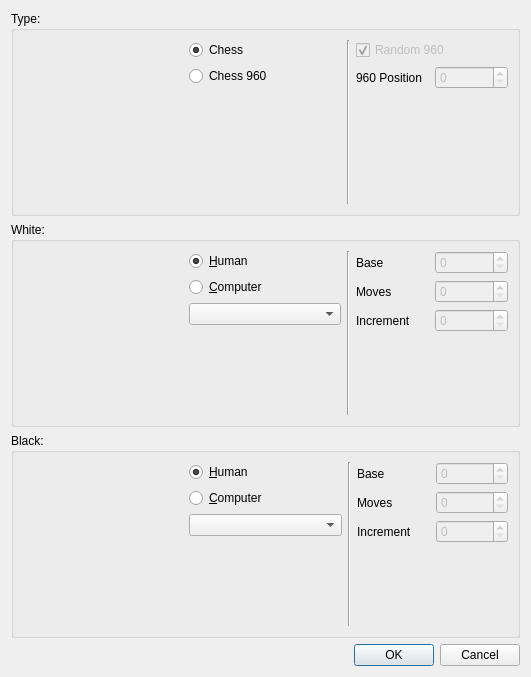
The window that src/ui/newgamedialog.ui (manyoso/queensmate) describes before a commit, drawn with Qt 5.
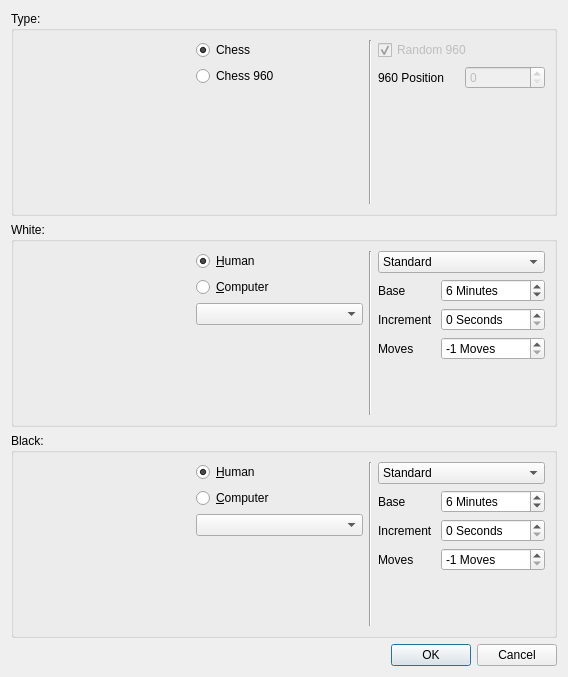
The same window after the commit.

Commit message: * Fix the clocks and make them really configurable

The edit to the form file:
```diff
--- a/src/ui/newgamedialog.ui
+++ b/src/ui/newgamedialog.ui
@@ -5,7 +5,7 @@
    <rect>
     <x>0</x>
     <y>0</y>
-    <width>531</width>
+    <width>568</width>
     <height>677</height>
    </rect>
   </property>
@@ -138,7 +138,7 @@
      <property name="title" >
       <string>White:</string>
      </property>
-     <layout class="QHBoxLayout" >
+     <layout class="QHBoxLayout" name="horizontalLayout_2" >
       <item>
        <widget class="QLabel" name="ui_whiteLabel" >
         <property name="minimumSize" >
@@ -207,7 +207,39 @@
        </widget>
       </item>
       <item>
-       <layout class="QVBoxLayout" >
+       <layout class="QVBoxLayout" name="verticalLayout_2" >
+        <item>
+         <widget class="QComboBox" name="ui_whiteClockType" >
+          <property name="currentIndex" >
+           <number>1</number>
+          </property>
+          <item>
+           <property name="text" >
+            <string>Unlimited</string>
+           </property>
+          </item>
+          <item>
+           <property name="text" >
+            <string>Standard</string>
+           </property>
+          </item>
+          <item>
+           <property name="text" >
+            <string>Blitz</string>
+           </property>
+          </item>
+          <item>
+           <property name="text" >
+            <string>Lightning</string>
+           </property>
+          </item>
+          <item>
+           <property name="text" >
+            <string>Custom</string>
+           </property>
+          </item>
+         </widget>
+        </item>
         <item>
          <layout class="QGridLayout" >
           <item row="0" column="0" >
@@ -219,36 +251,54 @@
           </item>
           <item row="0" column="1" >
            <widget class="QSpinBox" name="ui_whiteBase" >
-            <property name="enabled" >
-             <bool>false</bool>
+            <property name="suffix" >
+             <string> Minutes</string>
+            </property>
+            <property name="maximum" >
+             <number>9999</number>
+            </property>
+            <property name="value" >
+             <number>6</number>
             </property>
            </widget>
           </item>
-          <item row="1" column="0" >
+          <item row="2" column="0" >
            <widget class="QLabel" name="ui_whiteMoveLabel" >
             <property name="text" >
              <string>Moves</string>
             </property>
            </widget>
           </item>
-          <item row="1" column="1" >
+          <item row="2" column="1" >
            <widget class="QSpinBox" name="ui_whiteMove" >
-            <property name="enabled" >
-             <bool>false</bool>
+            <property name="suffix" >
+             <string> Moves</string>
             </property>
-           </widget>
-          </item>
-          <item row="2" column="0" >
-           <widget class="QLabel" name="ui_whiteIncrementLabel" >
-            <property name="text" >
-             <string>Increment</string>
+            <property name="minimum" >
+             <number>-1</number>
             </property>
+            <property name="maximum" >
+             <number>9999</number>
+            </property>
+            <property name="value" >
+             <number>-1</number>
+            </property>
            </widget>
           </item>
-          <item row="2" column="1" >
+          <item row="1" column="1" >
            <widget class="QSpinBox" name="ui_whiteIncrement" >
-            <property name="enabled" >
-             <bool>false</bool>
+            <property name="suffix" >
+             <string> Seconds</string>
+            </property>
+            <property name="maximum" >
+             <number>9999</number>
+            </property>
+           </widget>
+          </item>
+          <item row="1" column="0" >
+           <widget class="QLabel" name="ui_whiteIncrementLabel" >
+            <property name="text" >
+             <string>Increment</string>
             </property>
            </widget>
           </item>
@@ -261,8 +311,8 @@
           </property>
           <property name="sizeHint" stdset="0" >
            <size>
-            <width>21</width>
-            <height>21</height>
+            <width>149</width>
+            <height>28</height>
            </size>
           </property>
          </spacer>
@@ -277,7 +327,7 @@
      <property name="title" >
       <string>Black:</string>
      </property>
-     <layout class="QHBoxLayout" >
+     <layout class="QHBoxLayout" name="horizontalLayout" >
       <item>
        <widget class="QLabel" name="ui_blackLabel" >
         <property name="minimumSize" >
@@ -346,7 +396,39 @@
        </widget>
       </item>
       <item>
-       <layout class="QVBoxLayout" >
+       <layout class="QVBoxLayout" name="verticalLayout" >
+        <item>
+         <widget class="QComboBox" name="ui_blackClockType" >
+          <property name="currentIndex" >
+           <number>1</number>
+          </property>
+          <item>
+           <property name="text" >
+            <string>Unlimited</string>
+           </property>
+          </item>
+          <item>
+           <property name="text" >
+            <string>Standard</string>
+           </property>
+          </item>
+          <item>
+           <property name="text" >
+            <string>Blitz</string>
+           </property>
+          </item>
+          <item>
+           <property name="text" >
+            <string>Lightning</string>
+           </property>
+          </item>
+          <item>
+           <property name="text" >
+            <string>Custom</string>
+           </property>
+          </item>
+         </widget>
+        </item>
         <item>
          <layout class="QGridLayout" >
           <item row="0" column="0" >
@@ -358,36 +440,54 @@
           </item>
           <item row="0" column="1" >
            <widget class="QSpinBox" name="ui_blackBase" >
-            <property name="enabled" >
-             <bool>false</bool>
+            <property name="suffix" >
+             <string> Minutes</string>
+            </property>
+            <property name="maximum" >
+             <number>9999</number>
+            </property>
+            <property name="value" >
+             <number>6</number>
             </property>
            </widget>
           </item>
-          <item row="1" column="0" >
+          <item row="2" column="0" >
            <widget class="QLabel" name="ui_blackMoveLabel" >
             <property name="text" >
              <string>Moves</string>
             </property>
            </widget>
           </item>
-          <item row="1" column="1" >
+          <item row="2" column="1" >
            <widget class="QSpinBox" name="ui_blackMove" >
-            <property name="enabled" >
-             <bool>false</bool>
+            <property name="suffix" >
+             <string> Moves</string>
+            </property>
+            <property name="minimum" >
+             <number>-1</number>
+            </property>
+            <property name="maximum" >
+             <number>9999</number>
+            </property>
+            <property name="value" >
+             <number>-1</number>
             </property>
            </widget>
           </item>
-          <item row="2" column="0" >
+          <item row="1" column="0" >
            <widget class="QLabel" name="ui_blackIncrementLabel" >
             <property name="text" >
              <string>Increment</string>
             </property>
            </widget>
           </item>
-          <item row="2" column="1" >
+          <item row="1" column="1" >
            <widget class="QSpinBox" name="ui_blackIncrement" >
-            <property name="enabled" >
-             <bool>false</bool>
+            <property name="suffix" >
+             <string> Seconds</string>
+            </property>
+            <property name="maximum" >
+             <number>9999</number>
             </property>
            </widget>
           </item>
@@ -400,8 +500,8 @@
           </property>
           <property name="sizeHint" stdset="0" >
            <size>
-            <width>21</width>
-            <height>21</height>
+            <width>149</width>
+            <height>28</height>
            </size>
           </property>
          </spacer>
```
The commit also changes 8 other files.
